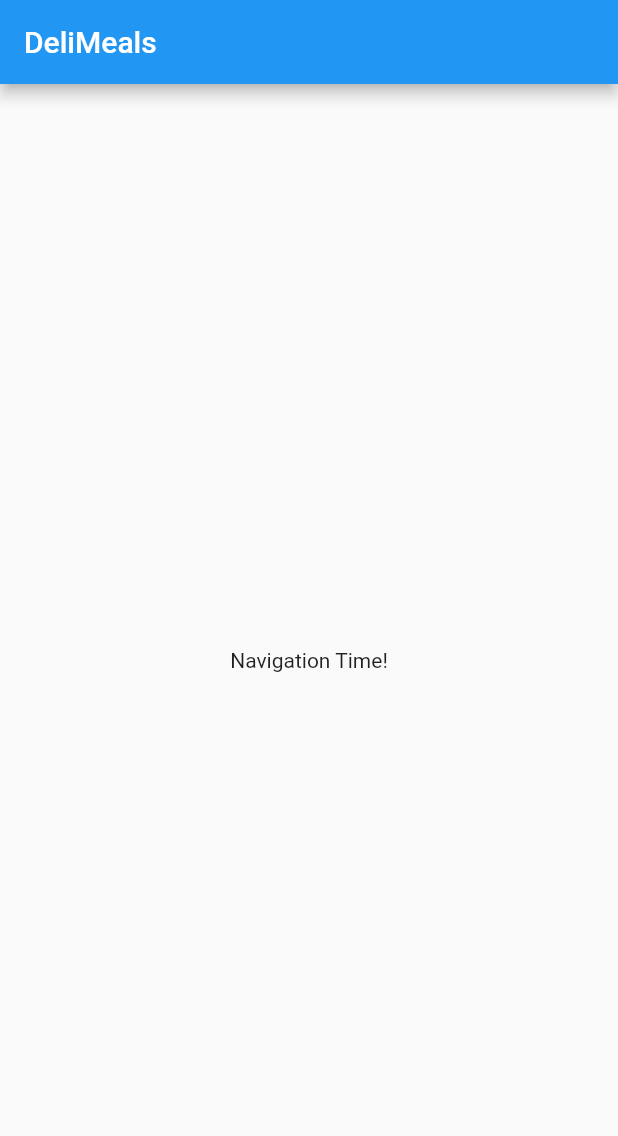
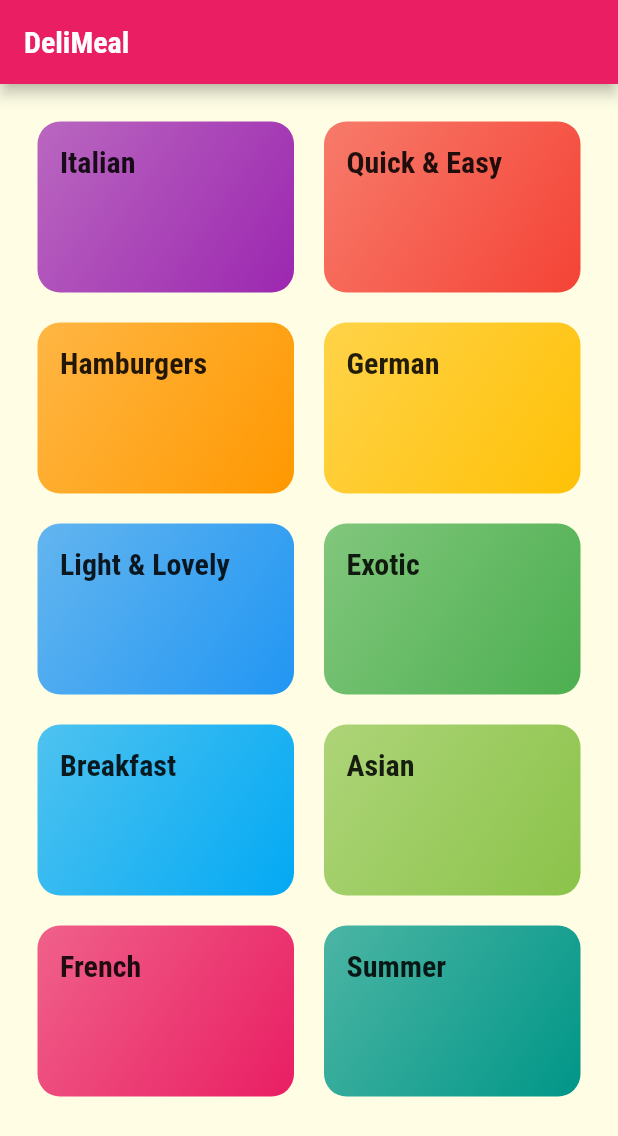
Before and after one commit to imGtheCoder/meals-app, a Flutter app: the screen it shows after launch, on a phone screen of 412 x 824 dp. Shown: the top 1136 px of the screen. Run offline on Flutter 3.47's test engine with Material 2 defaults, Android fonts, the phone set to English and light mode, and no system bars.

Commit message:
Added CategoryPage

```diff
--- /dev/null
+++ b/lib/categories_screen.dart
@@ -0,0 +1,30 @@
+import 'package:flutter/material.dart';
+
+import './dummy_data.dart';
+import './category_item.dart';
+
+class CategoriesScreen extends StatelessWidget {
+  @override
+  Widget build(BuildContext context) {
+    return Scaffold(
+      appBar: AppBar(title: const Text('DeliMeal')),
+      body: GridView(
+        padding: const EdgeInsets.all(25),
+        gridDelegate: SliverGridDelegateWithMaxCrossAxisExtent(
+          maxCrossAxisExtent: 200,
+          childAspectRatio: 3 / 2,
+          crossAxisSpacing: 20,
+          mainAxisSpacing: 20,
+        ),
+        children: DUMMY_CATEGORIES
+            .map(
+              (catData) => CategoryItem(
+                title: catData.title,
+                color: catData.color,
+              ),
+            )
+            .toList(),
+      ),
+    );
+  }
+}
--- /dev/null
+++ b/lib/category_item.dart
@@ -0,0 +1,30 @@
+import 'package:flutter/material.dart';
+
+class CategoryItem extends StatelessWidget {
+  final String title;
+  final Color color;
+
+  CategoryItem({this.title, this.color});
+
+  @override
+  Widget build(BuildContext context) {
+    return Container(
+      padding: const EdgeInsets.all(15),
+      decoration: BoxDecoration(
+        gradient: LinearGradient(
+          colors: [
+            color.withOpacity(0.7),
+            color,
+          ],
+          begin: Alignment.topLeft,
+          end: Alignment.bottomRight,
+        ),
+        borderRadius: BorderRadius.circular(15),
+      ),
+      child: Text(
+        title,
+        style: Theme.of(context).textTheme.titleLarge,
+      ),
+    );
+  }
+}
--- /dev/null
+++ b/lib/dummy_data.dart
@@ -0,0 +1,56 @@
+import 'package:flutter/material.dart';
+
+import './models/category.dart';
+
+const DUMMY_CATEGORIES = const [
+  Category(
+    id: 'c1',
+    title: 'Italian',
+    color: Colors.purple,
+  ),
+  Category(
+    id: 'c2',
+    title: 'Quick & Easy',
+    color: Colors.red,
+  ),
+  Category(
+    id: 'c3',
+    title: 'Hamburgers',
+    color: Colors.orange,
+  ),
+  Category(
+    id: 'c4',
+    title: 'German',
+    color: Colors.amber,
+  ),
+  Category(
+    id: 'c5',
+    title: 'Light & Lovely',
+    color: Colors.blue,
+  ),
+  Category(
+    id: 'c6',
+    title: 'Exotic',
+    color: Colors.green,
+  ),
+  Category(
+    id: 'c7',
+    title: 'Breakfast',
+    color: Colors.lightBlue,
+  ),
+  Category(
+    id: 'c8',
+    title: 'Asian',
+    color: Colors.lightGreen,
+  ),
+  Category(
+    id: 'c9',
+    title: 'French',
+    color: Colors.pink,
+  ),
+  Category(
+    id: 'c10',
+    title: 'Summer',
+    color: Colors.teal,
+  ),
+];
--- a/lib/main.dart
+++ b/lib/main.dart
@@ -1,4 +1,5 @@
 import 'package:flutter/material.dart';
+import 'categories_screen.dart';
 
 void main() => runApp(MyApp());
 
@@ -8,29 +9,38 @@ class MyApp extends StatelessWidget {
     return MaterialApp(
       title: 'DeliMeals',
       theme: ThemeData(
-        primarySwatch: Colors.blue,
+        primarySwatch: Colors.pink,
+        accentColor: Colors.amber,
+        canvasColor: Color.fromRGBO(255, 254, 229, 1),
+        fontFamily: 'Raleway',
+        textTheme: ThemeData.light().textTheme.copyWith(
+              bodyLarge: TextStyle(
+                color: Color.fromRGBO(20, 51, 51, 1),
+              ),
+              bodyMedium: TextStyle(
+                color: Color.fromRGBO(20, 51, 51, 1),
+              ),
+              bodySmall: TextStyle(
+                color: Color.fromRGBO(20, 51, 51, 1),
+              ),
+              titleLarge: TextStyle(
+                fontSize: 20,
+                fontFamily: 'Roboto',
+                fontWeight: FontWeight.bold,
+              ),
+              titleMedium: TextStyle(
+                fontSize: 20,
+                fontFamily: 'Roboto',
+                fontWeight: FontWeight.bold,
+              ),
+              titleSmall: TextStyle(
+                fontSize: 20,
+                fontFamily: 'Roboto',
+                fontWeight: FontWeight.bold,
+              ),
+            ),
       ),
-      home: MyHomePage(),
+      home: CategoriesScreen(),
     );
   }
 }
-
-class MyHomePage extends StatefulWidget {
-    @override
-  _MyHomePageState createState() => _MyHomePageState();
-}
-
-class _MyHomePageState extends State<MyHomePage> {
-
-  @override
-  Widget build(BuildContext context) {
-    return Scaffold(
-      appBar: AppBar(
-        title: Text('DeliMeals'),
-      ),
-      body: Center(
-        child: Text('Navigation Time!'),
-      ),
-    );
-  }
-}
--- /dev/null
+++ b/lib/models/category.dart
@@ -0,0 +1,13 @@
+import 'package:flutter/material.dart';
+
+class Category {
+  final String id;
+  final String title;
+  final Color color;
+
+  const Category({
+    @required this.id,
+    @required this.title,
+    this.color = Colors.orange,
+  });
+}
```
Also changed, not shown: pubspec.yaml (+17 -12 lines), assets/fonts/Raleway-Black.ttf (added), assets/fonts/Raleway-Bold.ttf (added), assets/fonts/Raleway-Regular.ttf (added), assets/fonts/RobotoCondensed-Bold.ttf (added), assets/fonts/RobotoCondensed-Italic.ttf (added), assets/fonts/RobotoCondensed-Light.ttf (added), assets/fonts/RobotoCondensed-Regular.ttf (added).
